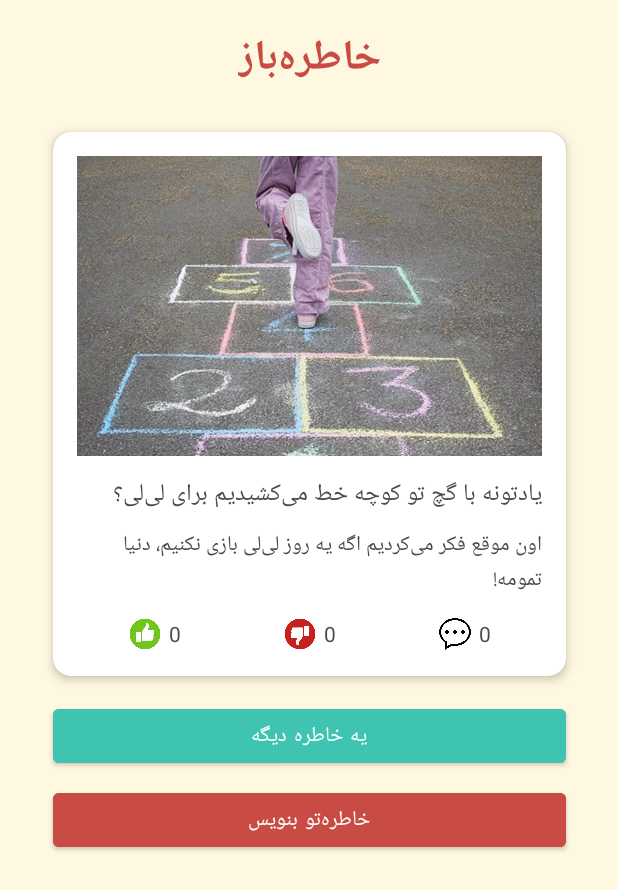
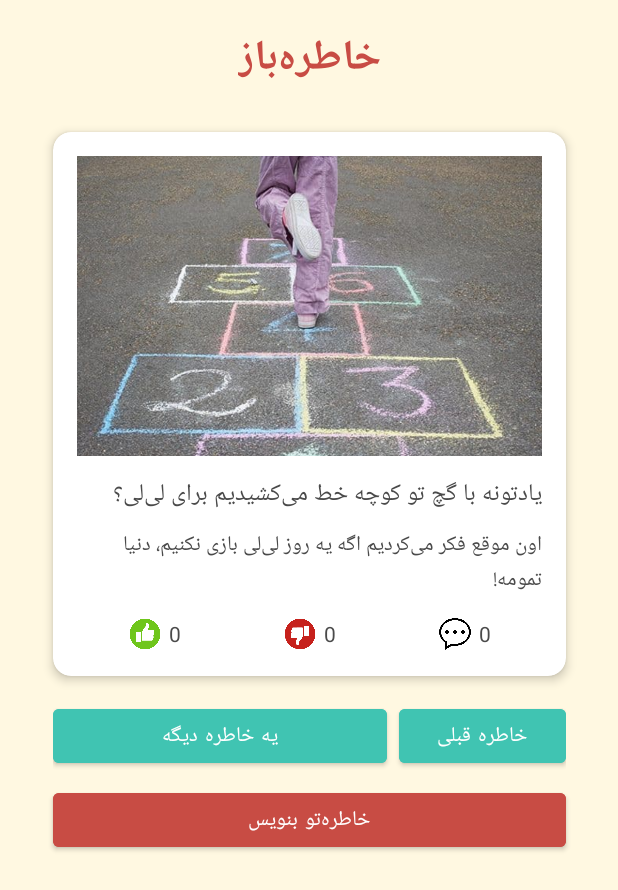
Before and after one commit to k-aghakhani/KhaterreBaz, an Android app: the screen it shows after launch (MainActivity), on a phone screen of 412 x 824 dp. Shown: the top 890 px of the screen. Run offline under Robolectric (Android 15) with nearby library versions, the phone set to English and light mode, and no system bars; our stand-ins replace Picasso, Volley; network calls fail; pictures from the network do not load.

Commit message:
Adding a "Previous Memory" button to the app

```diff
--- a/app/src/main/java/com/aghakhani/khaterrebaz/MainActivity.java
+++ b/app/src/main/java/com/aghakhani/khaterrebaz/MainActivity.java
@@ -20,6 +20,7 @@ import com.android.volley.VolleyError;
 import com.android.volley.toolbox.JsonObjectRequest;
 import com.android.volley.toolbox.StringRequest;
 import com.android.volley.toolbox.Volley;
+import com.squareup.picasso.Callback;
 import com.squareup.picasso.Picasso;
 
 import org.json.JSONArray;
@@ -38,7 +39,14 @@ public class MainActivity extends AppCompatActivity {
 
     private RequestQueue queue;
     private int currentMemoryId;
-    private ImageView ivMemoryImage; // Added for image loading
+    private ImageView ivMemoryImage;
+    private TextView tvMemoryText;
+    private TextView tvMemoryDesc;
+    private TextView tvLikeCount;
+    private TextView tvDislikeCount;
+    private TextView tvCommentCount;
+    private TextView tvCommentsList;
+    private Button btnPreviousMemory; // Added for previous memory button
 
     @Override
     protected void onCreate(Bundle savedInstanceState) {
@@ -46,30 +54,44 @@ public class MainActivity extends AppCompatActivity {
         setContentView(R.layout.activity_main);
 
         // Initialize views
+        btnPreviousMemory = findViewById(R.id.btn_previous_memory); // Initialize previous memory button
         Button btnAnotherMemory = findViewById(R.id.btn_another_memory);
         Button btnWriteMemory = findViewById(R.id.btn_write_memory);
         ImageView ivLike = findViewById(R.id.iv_like);
-        TextView tvLikeCount = findViewById(R.id.tv_like_count);
+        tvLikeCount = findViewById(R.id.tv_like_count);
         ImageView ivDislike = findViewById(R.id.iv_dislike);
-        TextView tvDislikeCount = findViewById(R.id.tv_dislike_count);
+        tvDislikeCount = findViewById(R.id.tv_dislike_count);
         ImageView ivComment = findViewById(R.id.iv_comment);
-        TextView tvCommentCount = findViewById(R.id.tv_comment_count);
+        tvCommentCount = findViewById(R.id.tv_comment_count);
         LinearLayout llCommentInput = findViewById(R.id.ll_comment_input);
         EditText etComment = findViewById(R.id.et_comment);
         Button btnSubmitComment = findViewById(R.id.btn_submit_comment);
-        TextView tvCommentsList = findViewById(R.id.tv_comments_list);
-        TextView tvMemoryText = findViewById(R.id.tv_memory_text);
-        TextView tvMemoryDesc = findViewById(R.id.tv_memory_desc);
-        ivMemoryImage = findViewById(R.id.iv_memory_image); // Initialize ImageView
+        tvCommentsList = findViewById(R.id.tv_comments_list);
+        tvMemoryText = findViewById(R.id.tv_memory_text);
+        tvMemoryDesc = findViewById(R.id.tv_memory_desc);
+        ivMemoryImage = findViewById(R.id.iv_memory_image);
 
         // Initialize Volley
         queue = Volley.newRequestQueue(this);
 
-        // Load initial memory
-        loadMemory(tvMemoryText, tvMemoryDesc, tvLikeCount, tvDislikeCount, tvCommentCount, tvCommentsList);
+        // Enable Picasso logging
+        Picasso.get().setLoggingEnabled(true);
 
-        // Another Memory button click
-        btnAnotherMemory.setOnClickListener(v -> loadMemory(tvMemoryText, tvMemoryDesc, tvLikeCount, tvDislikeCount, tvCommentCount, tvCommentsList));
+        // Load initial memory (first memory)
+        currentMemoryId = 0; // Start with 0 to load the first memory
+        loadMemory("next");
+
+        // Previous Memory button click
+        btnPreviousMemory.setOnClickListener(v -> {
+            if (currentMemoryId > 1) { // Only allow if not on the first memory
+                loadMemory("prev");
+            } else {
+                Toast.makeText(MainActivity.this, "این اولین خاطره است!", Toast.LENGTH_SHORT).show();
+            }
+        });
+
+        // Next Memory button click (previously "Another Memory")
+        btnAnotherMemory.setOnClickListener(v -> loadMemory("next"));
 
         // Write Memory button click
         btnWriteMemory.setOnClickListener(v -> Toast.makeText(MainActivity.this, "به زودی می‌تونی خاطره بنویسی!", Toast.LENGTH_SHORT).show());
@@ -84,7 +106,7 @@ public class MainActivity extends AppCompatActivity {
         ivComment.setOnClickListener(v -> {
             llCommentInput.setVisibility(llCommentInput.getVisibility() == View.VISIBLE ? View.GONE : View.VISIBLE);
             if (llCommentInput.getVisibility() == View.VISIBLE) {
-                loadComments(tvCommentsList);
+                loadComments();
             }
         });
 
@@ -92,16 +114,16 @@ public class MainActivity extends AppCompatActivity {
         btnSubmitComment.setOnClickListener(v -> {
             String comment = etComment.getText().toString().trim();
             if (!comment.isEmpty()) {
-                addComment(comment, tvCommentCount, tvCommentsList, etComment, llCommentInput);
+                addComment(comment, etComment, llCommentInput);
             } else {
                 Toast.makeText(MainActivity.this, "لطفاً کامنت بنویسید!", Toast.LENGTH_SHORT).show();
             }
         });
     }
 
-    private void loadMemory(TextView tvMemoryText, TextView tvMemoryDesc, TextView tvLikeCount,
-                            TextView tvDislikeCount, TextView tvCommentCount, TextView tvCommentsList) {
-        JsonObjectRequest request = new JsonObjectRequest(Request.Method.GET, API_URL + "?action=get_memory", null,
+    private void loadMemory(String direction) {
+        String url = API_URL + "?action=get_memory&current_id=" + currentMemoryId + "&direction=" + direction;
+        JsonObjectRequest request = new JsonObjectRequest(Request.Method.GET, url, null,
                 response -> {
                     try {
                         if (response.getString("status").equals("success")) {
@@ -115,18 +137,35 @@ public class MainActivity extends AppCompatActivity {
 
                             // Load image using Picasso
                             String imageUrl = data.optString("image_url", "");
+                            Log.d(TAG, "Loading image from URL: " + imageUrl);
                             if (!imageUrl.isEmpty()) {
                                 Picasso.get()
                                         .load(imageUrl)
-                                        .placeholder(R.drawable.sample_memory) // Placeholder image while loading
-                                        .error(R.drawable.sample_memory) // Fallback image if loading fails
-                                        .into(ivMemoryImage);
+                                        .placeholder(R.drawable.sample_memory)
+                                        .error(R.drawable.sample_memory)
+                                        .into(ivMemoryImage, new Callback() {
+                                            @Override
+                                            public void onSuccess() {
+                                                Log.d(TAG, "Image loaded successfully: " + imageUrl);
+                                            }
+
+                                            @Override
+                                            public void onError(Exception e) {
+                                                Log.e(TAG, "Failed to load image: " + e.getMessage(), e);
+                                                Toast.makeText(MainActivity.this, "خطا در لود تصویر: " + e.getMessage(), Toast.LENGTH_LONG).show();
+                                                ivMemoryImage.setImageResource(R.drawable.sample_memory);
+                                            }
+                                        });
                             } else {
-                                ivMemoryImage.setImageResource(R.drawable.sample_memory); // Fallback if no image URL
+                                Log.w(TAG, "Image URL is empty");
+                                ivMemoryImage.setImageResource(R.drawable.sample_memory);
                             }
 
-                            loadComments(tvCommentsList);
+                            loadComments();
                             Log.d(TAG, "Memory loaded: " + data.toString());
+
+                            // Update button states
+                            btnPreviousMemory.setEnabled(currentMemoryId > 1);
                         } else {
                             Toast.makeText(MainActivity.this, "Error: " + response.getString("message"), Toast.LENGTH_SHORT).show();
                             Log.e(TAG, "Server error: " + response.toString());
@@ -154,14 +193,12 @@ public class MainActivity extends AppCompatActivity {
     private void addLikeDislike(int isLike, TextView tvLikeCount, TextView tvDislikeCount) {
         StringRequest request = new StringRequest(Request.Method.POST, API_URL,
                 response -> {
-                    Log.d(TAG, "Raw response: " + response); // Log the raw response
+                    Log.d(TAG, "Raw response: " + response);
                     try {
-                        // Check if response is a valid JSON
                         if (response.trim().startsWith("{") || response.trim().startsWith("[")) {
                             JSONObject jsonResponse = new JSONObject(response);
                             if (jsonResponse.getString("status").equals("success")) {
-                                loadMemory(findViewById(R.id.tv_memory_text), findViewById(R.id.tv_memory_desc),
-                                        tvLikeCount, tvDislikeCount, findViewById(R.id.tv_comment_count), findViewById(R.id.tv_comments_list));
+                                loadMemory("stay"); // Reload the same memory
                                 Toast.makeText(MainActivity.this, isLike == 1 ? "لایک شد!" : "دیس‌لایک شد!", Toast.LENGTH_SHORT).show();
                                 Log.d(TAG, "Like/Dislike success: " + response);
                             } else {
@@ -193,7 +230,6 @@ public class MainActivity extends AppCompatActivity {
             }
         };
 
-        // Set timeout and retry policy
         request.setRetryPolicy(new DefaultRetryPolicy(
                 TIMEOUT_MS,
                 MAX_RETRIES,
@@ -203,17 +239,15 @@ public class MainActivity extends AppCompatActivity {
         queue.add(request);
     }
 
-    private void addComment(String comment, TextView tvCommentCount, TextView tvCommentsList, EditText etComment, LinearLayout llCommentInput) {
+    private void addComment(String comment, EditText etComment, LinearLayout llCommentInput) {
         StringRequest request = new StringRequest(Request.Method.POST, API_URL,
                 response -> {
-                    Log.d(TAG, "Raw response: " + response); // Log the raw response
+                    Log.d(TAG, "Raw response: " + response);
                     try {
-                        // Check if response is a valid JSON
                         if (response.trim().startsWith("{") || response.trim().startsWith("[")) {
                             JSONObject jsonResponse = new JSONObject(response);
                             if (jsonResponse.getString("status").equals("success")) {
-                                loadMemory(findViewById(R.id.tv_memory_text), findViewById(R.id.tv_memory_desc),
-                                        findViewById(R.id.tv_like_count), findViewById(R.id.tv_dislike_count), tvCommentCount, tvCommentsList);
+                                loadMemory("stay"); // Reload the same memory
                                 etComment.setText("");
                                 llCommentInput.setVisibility(View.GONE);
                                 Toast.makeText(MainActivity.this, "کامنت ثبت شد!", Toast.LENGTH_SHORT).show();
@@ -247,7 +281,6 @@ public class MainActivity extends AppCompatActivity {
             }
         };
 
-        // Set timeout and retry policy
         request.setRetryPolicy(new DefaultRetryPolicy(
                 TIMEOUT_MS,
                 MAX_RETRIES,
@@ -257,7 +290,7 @@ public class MainActivity extends AppCompatActivity {
         queue.add(request);
     }
 
-    private void loadComments(TextView tvCommentsList) {
+    private void loadComments() {
         JsonObjectRequest request = new JsonObjectRequest(Request.Method.GET, API_URL + "?action=get_comments&memory_id=" + currentMemoryId, null,
                 response -> {
                     try {
@@ -284,7 +317,6 @@ public class MainActivity extends AppCompatActivity {
                     Log.e(TAG, "Network error: " + error.toString(), error);
                 });
 
-        // Set timeout and retry policy
         request.setRetryPolicy(new DefaultRetryPolicy(
                 TIMEOUT_MS,
                 MAX_RETRIES,
--- a/app/src/main/res/layout/activity_main.xml
+++ b/app/src/main/res/layout/activity_main.xml
@@ -197,19 +197,41 @@
         </LinearLayout>
     </com.google.android.material.card.MaterialCardView>
 
-    <!-- Another Memory Button -->
-    <Button
-        android:id="@+id/btn_another_memory"
+    <!-- Navigation Buttons (Previous and Next Memory) -->
+    <LinearLayout
+        android:id="@+id/ll_navigation_buttons"
         android:layout_width="0dp"
         android:layout_height="wrap_content"
-        android:text="یه خاطره دیگه"
-        android:backgroundTint="@color/turquoise"
-        android:textColor="@android:color/white"
+        android:orientation="horizontal"
+        android:gravity="center"
         app:layout_constraintTop_toBottomOf="@id/card_memory"
         app:layout_constraintStart_toStartOf="parent"
         app:layout_constraintEnd_toEndOf="parent"
         app:layout_constraintWidth_percent="0.9"
-        android:layout_marginTop="16dp" />
+        android:layout_marginTop="16dp">
+
+
+
+        <Button
+            android:id="@+id/btn_another_memory"
+            android:layout_width="0dp"
+            android:layout_height="wrap_content"
+            android:layout_weight="2"
+            android:layout_marginEnd="4dp"
+            android:text="یه خاطره دیگه"
+            android:backgroundTint="@color/turquoise"
+            android:textColor="@android:color/white" />
+
+        <Button
+            android:id="@+id/btn_previous_memory"
+            android:layout_width="0dp"
+            android:layout_height="wrap_content"
+            android:layout_weight="1"
+            android:layout_marginStart="4dp"
+            android:text="خاطره قبلی"
+            android:backgroundTint="@color/turquoise"
+            android:textColor="@android:color/white" />
+    </LinearLayout>
 
     <!-- Write Memory Button -->
     <Button
@@ -219,7 +241,7 @@
         android:text="خاطره‌تو بنویس"
         android:backgroundTint="@color/persian_red"
         android:textColor="@android:color/white"
-        app:layout_constraintTop_toBottomOf="@id/btn_another_memory"
+        app:layout_constraintTop_toBottomOf="@id/ll_navigation_buttons"
         app:layout_constraintStart_toStartOf="parent"
         app:layout_constraintEnd_toEndOf="parent"
         app:layout_constraintWidth_percent="0.9"
```
